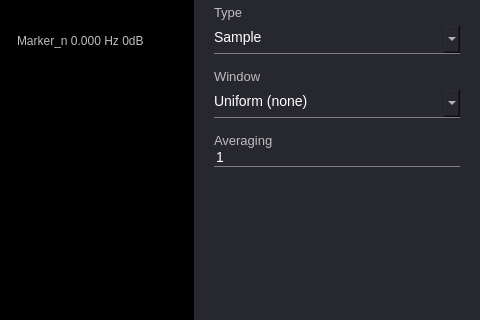
This is ui/spectrum_analyzer.ui in analogdevicesinc/scopy as Qt 5 draws it before an edit; both pictures show x 377 to 857 and y 128 to 448 of the 857 by 661 pixel window. The edited form follows.
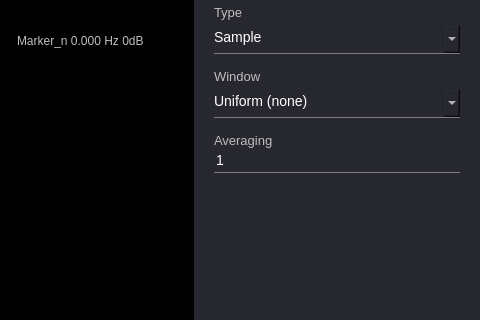
This is the edited form. Icons and pictures are not drawn. Custom widgets are drawn as their Qt base class.

Commit message: SpectrumAnalyzer: fix spinbox height

Diff of the .ui file:
```diff
--- a/ui/spectrum_analyzer.ui
+++ b/ui/spectrum_analyzer.ui
@@ -660,6 +660,7 @@
                   <widget class="QSpinBox" name="spinBox_averaging">
                    <property name="styleSheet">
                     <string notr="true">font-size: 14px;
+height:24px;
 color: white;
 border: 0px;
 border-bottom: 1px solid rgba(255,255,255,100);</string>
```
Left out of the diff: 6 changed lines with no effect on the pictures.
